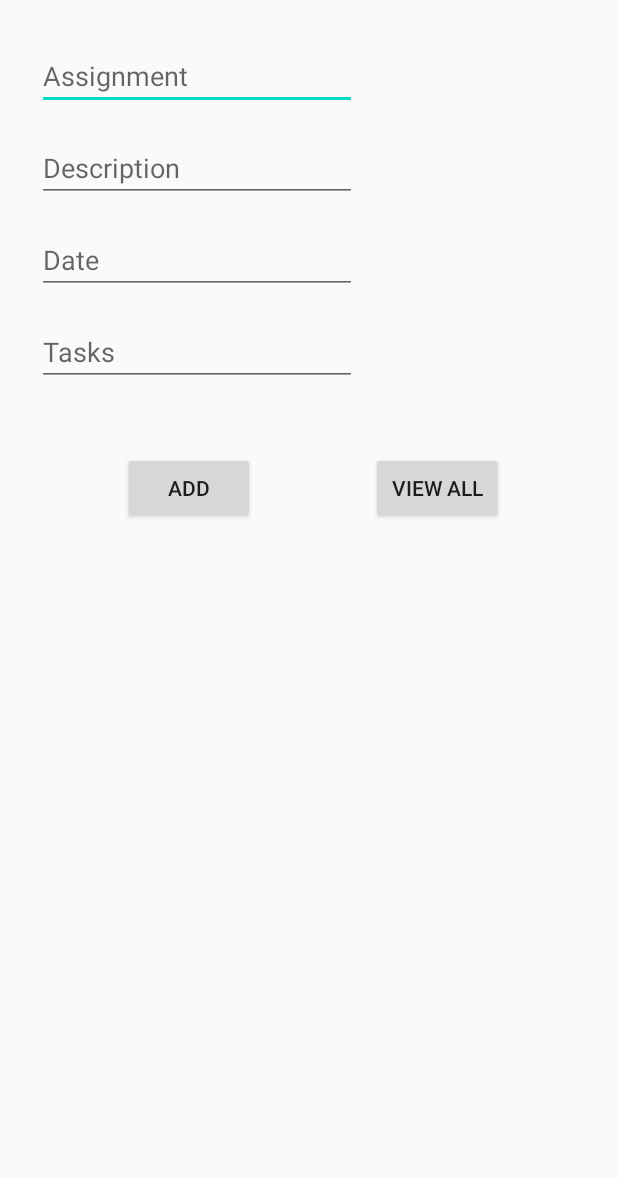
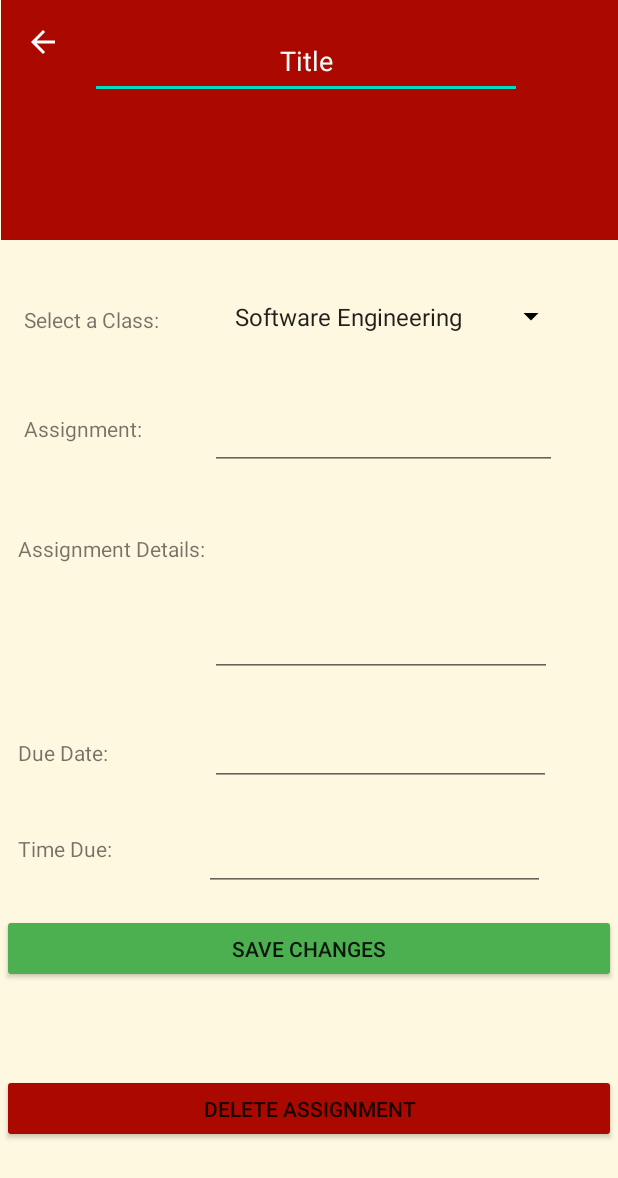
Before and after one commit to brygudino/StudentPlanner, an Android app: the layout activity_main.xml on its own in the app's theme, with its tools: preview values and no code run, on a phone screen of 412 x 824 dp. Shown: the top 1178 px of the screen. Run offline under Robolectric (Android 15) with nearby library versions, the phone set to English and light mode, and no system bars.

Commit message:
Initial commit

```diff
--- /dev/null
+++ b/app/src/main/java/com/example/editassignments2/MainActivity.java
@@ -0,0 +1,14 @@
+package com.example.editassignments2;
+
+import android.os.Bundle;
+
+import androidx.appcompat.app.AppCompatActivity;
+
+public class MainActivity extends AppCompatActivity {
+
+    @Override
+    protected void onCreate(Bundle savedInstanceState) {
+        super.onCreate(savedInstanceState);
+        setContentView(R.layout.activity_main);
+    }
+}
--- a/app/src/main/res/layout/activity_main.xml
+++ b/app/src/main/res/layout/activity_main.xml
@@ -2,97 +2,170 @@
 <androidx.constraintlayout.widget.ConstraintLayout xmlns:android="http://schemas.android.com/apk/res/android"
     xmlns:app="http://schemas.android.com/apk/res-auto"
     xmlns:tools="http://schemas.android.com/tools"
-    android:id="@+id/et_assignment"
     android:layout_width="match_parent"
     android:layout_height="match_parent"
+    android:background="#FFF8E1"
+    android:backgroundTint="#FFF8E1"
     tools:context=".MainActivity">
 
+    <androidx.appcompat.widget.Toolbar
+        android:id="@+id/toolbar"
+        android:layout_width="411dp"
+        android:layout_height="160dp"
+        android:background="#AB0800"
+        android:backgroundTint="#AB0800"
+        android:clickable="true"
+        android:minHeight="?attr/actionBarSize"
+        android:theme="?attr/actionBarTheme"
+        app:collapseIcon="?attr/actionModeCloseDrawable"
+        app:layout_constraintEnd_toEndOf="parent"
+        app:layout_constraintStart_toStartOf="parent"
+        app:layout_constraintTop_toTopOf="parent"
+        app:navigationIcon="?attr/actionModeCloseDrawable" />
+
     <EditText
-        android:id="@+id/tb_assignment"
+        android:id="@+id/editTextTextPersonName"
+        android:layout_width="288dp"
+        android:layout_height="50dp"
+        android:layout_marginStart="60dp"
+        android:layout_marginTop="16dp"
+        android:ems="10"
+        android:inputType="textPersonName"
+        android:text="Title"
+        android:textAlignment="center"
+        android:textColor="#FAF9F9"
+        app:layout_constraintStart_toStartOf="parent"
+        app:layout_constraintTop_toTopOf="parent" />
+
+    <TextView
+        android:id="@+id/textView"
         android:layout_width="wrap_content"
         android:layout_height="wrap_content"
-        android:layout_marginTop="28dp"
-        android:layout_marginEnd="150dp"
-        android:layout_marginRight="150dp"
-        android:ems="10"
-        android:hint="Assignment"
-        android:inputType="textPersonName"
+        android:layout_marginStart="16dp"
+        android:layout_marginTop="203dp"
+        android:text="Select a Class:"
+        app:layout_constraintStart_toStartOf="parent"
+        app:layout_constraintTop_toTopOf="parent" />
+
+    <Spinner
+        android:id="@+id/spinner"
+        android:layout_width="243dp"
+        android:layout_height="42dp"
+        android:layout_marginTop="190dp"
+        android:layout_marginEnd="34dp"
+        android:backgroundTint="#000000"
+        android:entries="@array/classes_array"
+        android:textAlignment="center"
         app:layout_constraintEnd_toEndOf="parent"
-        app:layout_constraintHorizontal_bias="0.509"
+        app:layout_constraintTop_toTopOf="parent" />
+
+    <Button
+        android:id="@+id/button"
+        android:layout_width="409dp"
+        android:layout_height="46dp"
+        android:layout_marginStart="1dp"
+        android:layout_marginTop="669dp"
+        android:layout_marginBottom="16dp"
+        android:backgroundTint="#AB0800"
+        android:text="Delete Assignment"
+        app:layout_constraintBottom_toBottomOf="parent"
         app:layout_constraintStart_toStartOf="parent"
         app:layout_constraintTop_toTopOf="parent" />
 
     <EditText
-        android:id="@+id/tb_description"
+        android:id="@+id/editTextTextMultiLine"
+        android:layout_width="228dp"
+        android:layout_height="103dp"
+        android:layout_marginStart="140dp"
+        android:layout_marginTop="348dp"
+        android:ems="10"
+        android:gravity="start|top"
+        android:inputType="textMultiLine"
+        app:layout_constraintStart_toStartOf="parent"
+        app:layout_constraintTop_toTopOf="parent" />
+
+    <TextView
+        android:id="@+id/textView2"
         android:layout_width="wrap_content"
         android:layout_height="wrap_content"
-        android:layout_marginTop="16dp"
-        android:layout_marginEnd="150dp"
-        android:layout_marginRight="150dp"
-        android:ems="10"
-        android:hint="Description"
-        android:inputType="textPersonName"
-        app:layout_constraintEnd_toEndOf="parent"
+        android:layout_marginStart="12dp"
+        android:layout_marginTop="356dp"
+        android:text="Assignment Details:"
         app:layout_constraintStart_toStartOf="parent"
-        app:layout_constraintTop_toBottomOf="@+id/tb_assignment" />
+        app:layout_constraintTop_toTopOf="parent" />
+
+    <TextView
+        android:id="@+id/textView3"
+        android:layout_width="wrap_content"
+        android:layout_height="wrap_content"
+        android:layout_marginStart="12dp"
+        android:layout_marginTop="492dp"
+        android:text="Due Date:"
+        app:layout_constraintStart_toStartOf="parent"
+        app:layout_constraintTop_toTopOf="parent" />
 
     <EditText
-        android:id="@+id/tb_task"
+        android:id="@+id/editTextDate2"
+        android:layout_width="227dp"
+        android:layout_height="44dp"
+        android:layout_marginStart="140dp"
+        android:layout_marginTop="480dp"
+        android:ems="10"
+        android:inputType="date"
+        app:layout_constraintStart_toStartOf="parent"
+        app:layout_constraintTop_toTopOf="parent" />
+
+    <EditText
+        android:id="@+id/editTextTime"
+        android:layout_width="227dp"
+        android:layout_height="46dp"
+        android:layout_marginStart="136dp"
+        android:layout_marginTop="548dp"
+        android:ems="10"
+        android:inputType="time"
+        app:layout_constraintStart_toStartOf="parent"
+        app:layout_constraintTop_toTopOf="parent" />
+
+    <TextView
+        android:id="@+id/textView4"
         android:layout_width="wrap_content"
         android:layout_height="wrap_content"
-        android:layout_marginTop="16dp"
-        android:layout_marginEnd="150dp"
-        android:layout_marginRight="150dp"
-        android:ems="10"
-        android:hint="Tasks"
-        android:inputType="textPersonName"
-        android:lines="4"
-        android:maxLines="4"
-        app:layout_constraintEnd_toEndOf="parent"
+        android:layout_marginStart="12dp"
+        android:layout_marginTop="556dp"
+        android:text="Time Due:"
         app:layout_constraintStart_toStartOf="parent"
-        app:layout_constraintTop_toBottomOf="@+id/tb_date" />
+        app:layout_constraintTop_toTopOf="parent" />
+
+    <TextView
+        android:id="@+id/textView5"
+        android:layout_width="wrap_content"
+        android:layout_height="wrap_content"
+        android:layout_marginStart="16dp"
+        android:layout_marginTop="276dp"
+        android:text="Assignment:"
+        app:layout_constraintStart_toStartOf="parent"
+        app:layout_constraintTop_toTopOf="parent" />
 
     <EditText
-        android:id="@+id/tb_date"
-        android:layout_width="wrap_content"
-        android:layout_height="wrap_content"
-        android:layout_marginTop="16dp"
-        android:layout_marginEnd="150dp"
-        android:layout_marginRight="150dp"
+        android:id="@+id/editTextTextPersonName5"
+        android:layout_width="231dp"
+        android:layout_height="45dp"
+        android:layout_marginStart="140dp"
+        android:layout_marginTop="268dp"
         android:ems="10"
-        android:hint="Date"
-        android:inputType="number"
-        app:layout_constraintEnd_toEndOf="parent"
+        android:inputType="textPersonName"
         app:layout_constraintStart_toStartOf="parent"
-        app:layout_constraintTop_toBottomOf="@+id/tb_description" />
-
-    <ListView
-        android:id="@+id/lv_assignmentList"
-        android:layout_width="409dp"
-        android:layout_height="393dp"
-        android:layout_marginTop="33dp"
-        app:layout_constraintEnd_toEndOf="parent"
-        app:layout_constraintStart_toStartOf="parent"
-        app:layout_constraintTop_toBottomOf="@+id/btn_addAssignment" />
+        app:layout_constraintTop_toTopOf="parent" />
 
     <Button
-        android:id="@+id/btn_addAssignment"
-        android:layout_width="wrap_content"
-        android:layout_height="wrap_content"
-        android:layout_marginTop="44dp"
-        android:text="ADD"
-        app:layout_constraintEnd_toEndOf="parent"
-        app:layout_constraintHorizontal_bias="0.253"
+        android:id="@+id/button2"
+        android:layout_width="409dp"
+        android:layout_height="46dp"
+        android:layout_marginStart="1dp"
+        android:layout_marginTop="609dp"
+        android:backgroundTint="#4CAF50"
+        android:text="Save Changes"
         app:layout_constraintStart_toStartOf="parent"
-        app:layout_constraintTop_toBottomOf="@+id/tb_task" />
-
-    <Button
-        android:id="@+id/btn_viewAll"
-        android:layout_width="wrap_content"
-        android:layout_height="wrap_content"
-        android:text="View All"
-        app:layout_constraintEnd_toEndOf="parent"
-        app:layout_constraintStart_toEndOf="@+id/btn_addAssignment"
-        app:layout_constraintTop_toTopOf="@+id/btn_addAssignment" />
+        app:layout_constraintTop_toTopOf="parent" />
 
 </androidx.constraintlayout.widget.ConstraintLayout>
--- /dev/null
+++ b/app/src/main/res/values-keysexposed/classes.xml
@@ -0,0 +1,2 @@
+<?xml version="1.0" encoding="utf-8"?>
+<resources></resources>
--- /dev/null
+++ b/app/src/main/res/values-night/themes.xml
@@ -0,0 +1,16 @@
+<resources xmlns:tools="http://schemas.android.com/tools">
+    <!-- Base application theme. -->
+    <style name="Theme.EditAssignments2" parent="Theme.MaterialComponents.DayNight.DarkActionBar">
+        <!-- Primary brand color. -->
+        <item name="colorPrimary">@color/purple_200</item>
+        <item name="colorPrimaryVariant">@color/purple_700</item>
+        <item name="colorOnPrimary">@color/black</item>
+        <!-- Secondary brand color. -->
+        <item name="colorSecondary">@color/teal_200</item>
+        <item name="colorSecondaryVariant">@color/teal_200</item>
+        <item name="colorOnSecondary">@color/black</item>
+        <!-- Status bar color. -->
+        <item name="android:statusBarColor" tools:targetApi="l">?attr/colorPrimaryVariant</item>
+        <!-- Customize your theme here. -->
+    </style>
+</resources>
--- /dev/null
+++ b/app/src/main/res/values/classes.xml
@@ -0,0 +1,9 @@
+<?xml version="1.0" encoding="utf-8"?>
+<resources>
+    <string-array name="classes_array">
+        <item>Software Engineering</item>
+        <item>Operating Systems</item>
+        <item>Database Management</item>
+    </string-array>
+
+</resources>
--- /dev/null
+++ b/app/src/main/res/values/themes.xml
@@ -0,0 +1,18 @@
+<resources xmlns:tools="http://schemas.android.com/tools">
+    <!-- Base application theme. -->
+    <style name="Theme.EditAssignments2" parent="Theme.MaterialComponents.DayNight.DarkActionBar">
+        <!-- Primary brand color. -->
+        <item name="colorPrimary">@color/purple_500</item>
+        <item name="colorPrimaryVariant">@color/purple_700</item>
+        <item name="colorOnPrimary">@color/white</item>
+        <!-- Secondary brand color. -->
+        <item name="colorSecondary">@color/teal_200</item>
+        <item name="colorSecondaryVariant">@color/teal_700</item>
+        <item name="colorOnSecondary">@color/black</item>
+        <!-- Status bar color. -->
+        <item name="android:statusBarColor" tools:targetApi="l">?attr/colorPrimaryVariant</item>
+        <!-- Customize your theme here. -->
+    </style>
+
+    <color name="purple_500" />
+</resources>
```
Also changed, not shown: app/src/main/Assignment-playstore.png (added), app/src/main/res/mipmap-hdpi/ic_launcher.webp (added), app/src/main/res/mipmap-hdpi/ic_launcher_round.webp (added), app/src/main/res/mipmap-mdpi/ic_launcher.webp (added), app/src/main/res/mipmap-mdpi/ic_launcher_round.webp (added), app/src/main/res/mipmap-xhdpi/ic_launcher.webp (added), app/src/main/res/mipmap-xhdpi/ic_launcher_round.webp (added), app/src/main/res/mipmap-xxhdpi/ic_launcher.webp (added), app/src/main/res/mipmap-xxhdpi/ic_launcher_round.webp (added), app/src/main/res/mipmap-xxxhdpi/ic_launcher.webp (added), app/src/main/res/mipmap-xxxhdpi/ic_launcher_round.webp (added), 2 other files.
